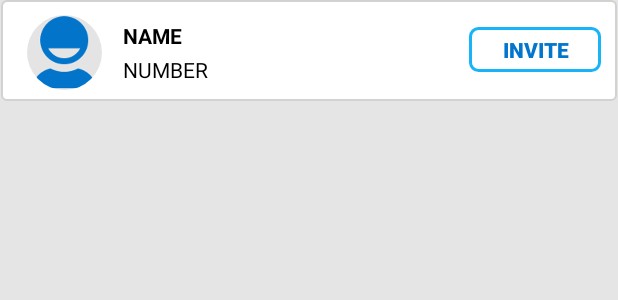
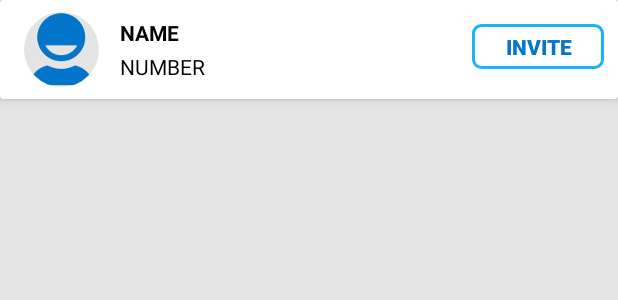
Before and after one commit to kunalms/Scintillato_chat, an Android app: the layout activity_group_create_contacts_row.xml on its own in the app's theme, with its tools: preview values and no code run, on a phone screen of 412 x 824 dp. Shown: the top 300 px of the screen. Run offline under Robolectric (Android 15) with nearby library versions, the light colour scheme and no system bars.

Commit message:
UI work
UI work

```diff
--- a/ScintillatoChat/app/src/main/res/layout/activity_group_create_contacts.xml
+++ b/ScintillatoChat/app/src/main/res/layout/activity_group_create_contacts.xml
@@ -3,8 +3,7 @@
     android:layout_width="match_parent"
     android:layout_height="match_parent"
     tools:context="${relativePackage}.${activityClass}"
-    android:layout_marginRight="@dimen/parent_margin_right"
-    android:layout_marginLeft="@dimen/parent_margin_left">
+    >
 
     <ProgressBar
         style="?android:attr/progressBarStyleLarge"
@@ -38,7 +37,7 @@
         android:layout_height="wrap_content"
         android:layout_alignParentLeft="true"
         android:layout_below="@+id/rl_activity_group_contacts_1"
-        android:dividerHeight="0dp"
+        android:dividerHeight="1dp"
         android:divider="@null">
 
     </ListView>
--- a/ScintillatoChat/app/src/main/res/layout/activity_group_create_contacts_row.xml
+++ b/ScintillatoChat/app/src/main/res/layout/activity_group_create_contacts_row.xml
@@ -1,10 +1,28 @@
+<android.support.v7.widget.CardView android:layout_height="wrap_content"
+    xmlns:android="http://schemas.android.com/apk/res/android"
+    xmlns:app="http://schemas.android.com/apk/res-auto"
+    android:clickable="true"
+    android:focusable="true"
+    android:foreground="?android:attr/selectableItemBackground"
+    app:cardElevation="4dp"
+    android:layout_width="match_parent"
+    app:cardBackgroundColor="@color/white"
+    >
 <RelativeLayout xmlns:android="http://schemas.android.com/apk/res/android"
     xmlns:tools="http://schemas.android.com/tools"
     android:layout_width="match_parent"
     android:layout_height="wrap_content"
-    android:padding="10dp"
-    android:background="@drawable/adapter_background"
-     >
+    android:padding="8dp"
+    >
+
+    <de.hdodenhof.circleimageview.CircleImageView
+        android:id="@+id/iv_group_create_contacts_row_dp"
+        android:layout_width="50dp"
+        android:layout_height="50dp"
+        android:layout_marginLeft="8dp"
+        android:src="@drawable/userprofile100"
+        android:layout_alignParentTop="true"
+        android:layout_marginStart="12dp" />
 
     <TextView
         android:id="@+id/tv_group_create_contacts_row_name"
@@ -42,14 +60,7 @@
         android:textColor="@color/cyan"
         android:background="@drawable/follow_button"/>
 
-    <de.hdodenhof.circleimageview.CircleImageView
-        android:id="@+id/iv_group_create_contacts_row_dp"
-        android:layout_width="50dp"
-        android:layout_height="50dp"
-        android:layout_marginLeft="8dp"
-        android:src="@drawable/userprofile100"
-        android:layout_alignParentTop="true"
-        android:layout_alignParentStart="true"
-        android:layout_marginStart="19dp" />
+
 
 </RelativeLayout>
+</android.support.v7.widget.CardView>
--- a/ScintillatoChat/app/src/main/res/values/colors.xml
+++ b/ScintillatoChat/app/src/main/res/values/colors.xml
@@ -76,4 +76,5 @@
     <color name="light_font">#818181</color>
     <color name="button_transparent">#5affffff</color>
     <color name="button_transparent_pressed">#62d9d3d3</color>
+    <color name="light_grey">#d6d4d4</color>
 </resources>
--- a/ScintillatoChat/app/src/main/res/values/strings.xml
+++ b/ScintillatoChat/app/src/main/res/values/strings.xml
@@ -10,8 +10,8 @@
     <string name="action_settings">Settings</string>
     <string name="title_activity_start__page">Start Page</string>
     <string name="title_activity_home__page">Home</string>
-    <string name="title_activity_group_create_contacts">Contacts</string>
-    <string name="title_activity_choose__contacts">Choose Buddies</string>
+    <string name="title_activity_group_create_contacts">Invite your contacts</string>
+    <string name="title_activity_choose__contacts">Choose Members to be added</string>
     <string name="title_activity_group__details">Group Details</string>
     <string name="next">NEXT</string>
     <string name="skip">SKIP</string>
```
Also changed, not shown: ScintillatoChat/app/src/main/res/drawable/ic_photo_camera_black_24dp.xml (+7 -4 lines), ScintillatoChat/app/src/main/res/drawable/textview_back_black.xml (added, +20 -0 lines), ScintillatoChat/app/src/main/res/layout/feed_row.xml (+8 -6 lines), ScintillatoChat/app/src/main/res/layout/group_details.xml (+47 -26 lines).
